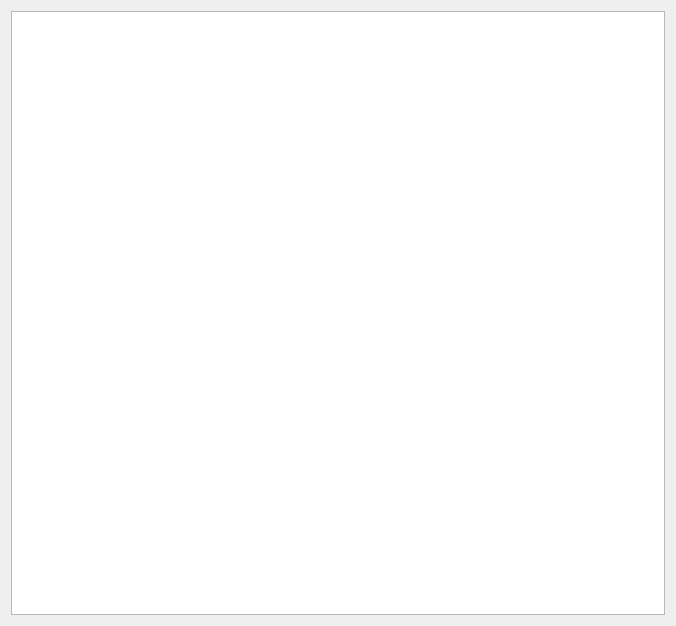
First picture: the form in FlappyBirdQt/widget.ui, repository ararune/OOP-Final-Project, before the edit.
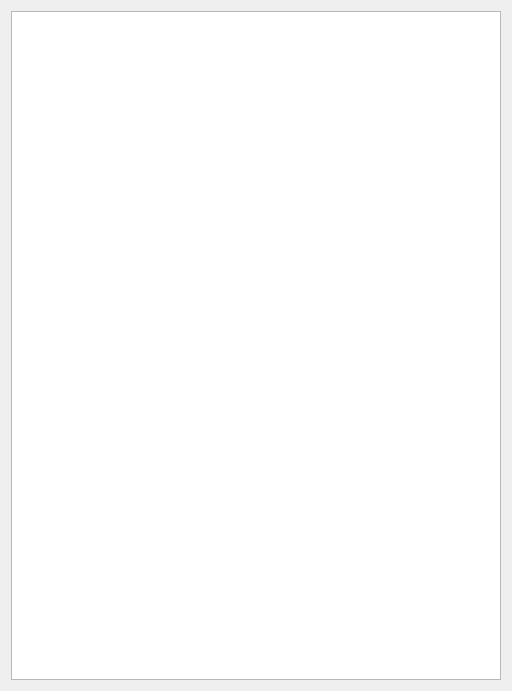
Second picture: the form after the edit.

What changed in the file:
```diff
--- a/FlappyBirdQt/widget.ui
+++ b/FlappyBirdQt/widget.ui
@@ -6,8 +6,8 @@
    <rect>
     <x>0</x>
     <y>0</y>
-    <width>676</width>
-    <height>626</height>
+    <width>512</width>
+    <height>691</height>
    </rect>
   </property>
   <property name="windowTitle">
```
